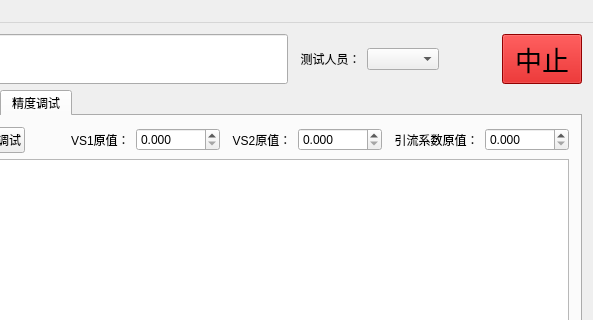
Above: mainwindow.ui from hooray1998/PCSoftware before the change; both pictures show x 695 to 1288 and y 0 to 320 of the 1288 by 728 pixel window. Below: the same form after it.
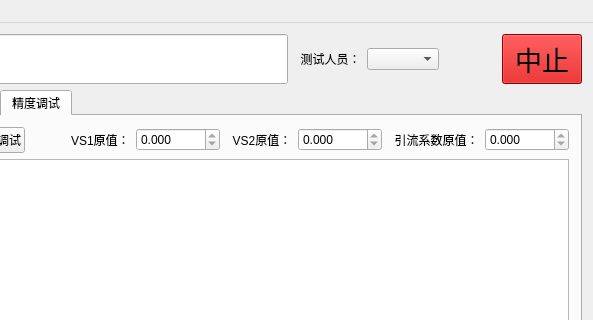
That is the form after the change. The open tabs and pages were chosen to show the change.

What changed in the file:
```diff
--- a/mainwindow.ui
+++ b/mainwindow.ui
@@ -313,6 +313,9 @@
             </item>
             <item>
              <widget class="QDoubleSpinBox" name="doubleSpinBoxVS1Value_jdmode">
+              <property name="readOnly">
+               <bool>true</bool>
+              </property>
               <property name="decimals">
                <number>3</number>
               </property>
@@ -330,6 +333,9 @@
             </item>
             <item>
              <widget class="QDoubleSpinBox" name="doubleSpinBoxVS2Value_jdmode">
+              <property name="readOnly">
+               <bool>true</bool>
+              </property>
               <property name="decimals">
                <number>3</number>
               </property>
@@ -347,6 +353,9 @@
             </item>
             <item>
              <widget class="QDoubleSpinBox" name="doubleSpinBoxYinliuValue_jdmode">
+              <property name="readOnly">
+               <bool>true</bool>
+              </property>
               <property name="decimals">
                <number>3</number>
               </property>
```
Left out of the diff: 8 changed lines with no effect on the pictures.
